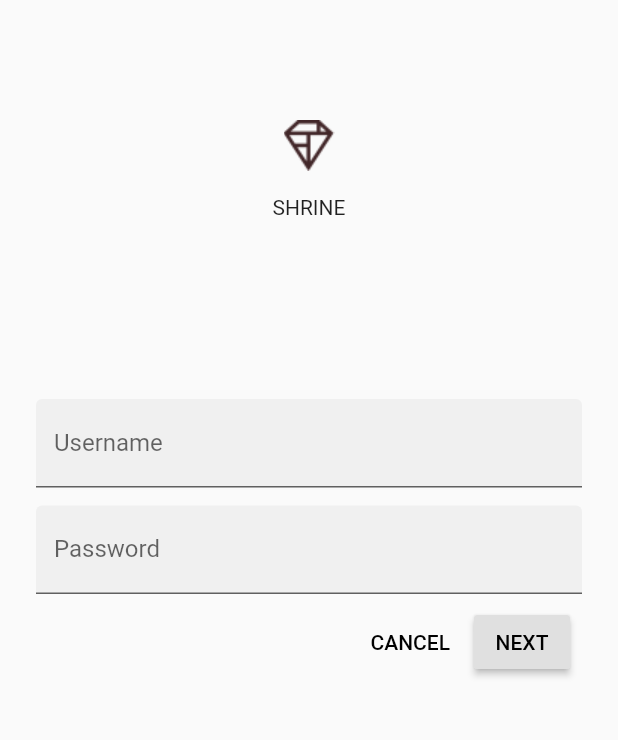
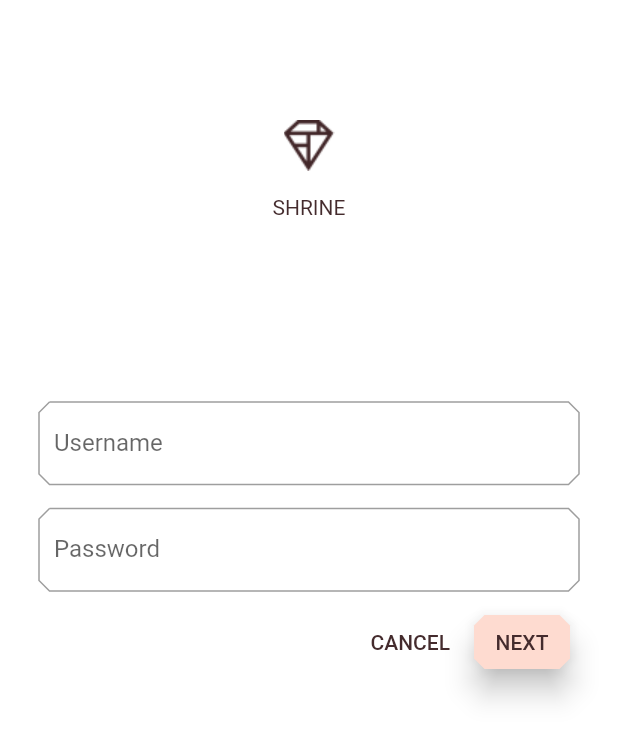
Before and after one commit to Miyagee/mdc_flutter, a Flutter app: the screen it shows after launch, after a tap on "CANCEL", on a phone screen of 412 x 824 dp. Shown: the top 740 px of the screen. Run offline on Flutter 3.47's test engine with Material 2 defaults, Android fonts, the light colour scheme and no system bars; Roboto replaces fonts that are missing (Rubik).

Commit message:
finish 103

```diff
--- a/lib/app.dart
+++ b/lib/app.dart
@@ -12,14 +12,17 @@
 // See the License for the specific language governing permissions and
 // limitations under the License.
 
+import 'package:Shrine/colors.dart';
 import 'package:flutter/material.dart';
 
 import 'home.dart';
 import 'login.dart';
+import 'supplemental/cut_corners_border.dart';
+import 'supplemental/cut_corners_border.dart';
+
 
 // TODO: Convert ShrineApp to stateful widget (104)
 class ShrineApp extends StatelessWidget {
-
   @override
   Widget build(BuildContext context) {
     return MaterialApp(
@@ -31,7 +34,7 @@ class ShrineApp extends StatelessWidget {
       // TODO: Change backLayer field value to CategoryMenuPage (104)
       initialRoute: '/login',
       onGenerateRoute: _getRoute,
-      // TODO: Add a theme (103)
+      theme: _kShrineTheme,
     );
   }
 
@@ -48,5 +51,39 @@ class ShrineApp extends StatelessWidget {
   }
 }
 
-// TODO: Build a Shrine Theme (103)
-// TODO: Build a Shrine Text Theme (103)
+final ThemeData _kShrineTheme = _buildShrineTheme();
+
+ThemeData _buildShrineTheme() {
+  final ThemeData base = ThemeData.light();
+  return base.copyWith(
+      accentColor: kShrineBrown900,
+      primaryColor: kShrinePink100,
+      buttonTheme: base.buttonTheme.copyWith(
+          buttonColor: kShrinePink100,
+          colorScheme: base.colorScheme.copyWith(secondary: kShrineBrown900)),
+      buttonBarTheme:
+          base.buttonBarTheme.copyWith(buttonTextTheme: ButtonTextTheme.accent),
+      scaffoldBackgroundColor: kShrineBackgroundWhite,
+      cardColor: kShrineBackgroundWhite,
+      textSelectionColor: kShrinePink100,
+      errorColor: kShrineErrorRed,
+      textTheme: _buildShrineTextTheme(base.textTheme),
+      primaryTextTheme: _buildShrineTextTheme(base.primaryTextTheme),
+      accentTextTheme: _buildShrineTextTheme(base.accentTextTheme),
+      primaryIconTheme: base.iconTheme.copyWith(color: kShrineBrown900),
+      inputDecorationTheme: InputDecorationTheme(border: CutCornersBorder()));
+}
+
+TextTheme _buildShrineTextTheme(TextTheme base) {
+  return base
+      .copyWith(
+          headline5: base.headline5.copyWith(fontWeight: FontWeight.w500),
+          headline6: base.headline6.copyWith(fontSize: 18.0),
+          caption: base.caption
+              .copyWith(fontWeight: FontWeight.w400, fontSize: 14.0))
+      .apply(
+        fontFamily: 'Rubik',
+        displayColor: kShrineBrown900,
+        bodyColor: kShrineBrown900,
+      );
+}
--- /dev/null
+++ b/lib/colors.dart
@@ -0,0 +1,13 @@
+import 'package:flutter/material.dart';
+
+const kShrinePink50 = const Color(0xFFFEEAE6);
+const kShrinePink100 = const Color(0xFFFEDBD0);
+const kShrinePink300 = const Color(0xFFFBB8AC);
+const kShrinePink400 = const Color(0xFFEAA4A4);
+
+const kShrineBrown900 = const Color(0xFF442B2D);
+
+const kShrineErrorRed = const Color(0xFFC5032B);
+
+const kShrineSurfaceWhite = const Color(0xFFFFFBFA);
+const kShrineBackgroundWhite = Colors.white;
--- a/lib/home.dart
+++ b/lib/home.dart
@@ -17,6 +17,8 @@ import 'package:intl/intl.dart';
 
 import 'model/product.dart';
 import 'model/products_repository.dart';
+import 'supplemental/asymmetric_view.dart';
+
 
 class HomePage extends StatelessWidget {
   // TODO: Add a variable for Category (104)
@@ -35,10 +37,9 @@ class HomePage extends StatelessWidget {
     return products.map((product) {
       return Card(
         clipBehavior: Clip.antiAlias,
-        // TODO: ADjust card heights (103)
+        elevation: 0.0,
         child: Column(
-          // TODO: Center (103)
-          crossAxisAlignment: CrossAxisAlignment.start,
+          crossAxisAlignment: CrossAxisAlignment.center,
           children: <Widget>[
             AspectRatio(
               aspectRatio: 18.0 / 11.0,
@@ -52,20 +53,20 @@ class HomePage extends StatelessWidget {
                 child: Padding(
                     padding: EdgeInsets.fromLTRB(16.0, 12.0, 16.0, 8.0),
                     child: Column(
-                      // TODO: Align labels to the bottom and center (103)
-                      crossAxisAlignment: CrossAxisAlignment.start,
-                      // TODO: Change innermost Column (103)
+                      mainAxisAlignment: MainAxisAlignment.end,
+                      crossAxisAlignment: CrossAxisAlignment.center,
                       children: <Widget>[
-                        // TODO: Handle overflowing labels (103)
                         Text(
-                          product.name,
-                          style: theme.textTheme.headline6,
+                          product == null ? '' : product.name,
+                          style: theme.textTheme.button,
+                          softWrap: false,
+                          overflow: TextOverflow.ellipsis,
                           maxLines: 1,
                         ),
-                        SizedBox(height: 8.0),
+                        SizedBox(height: 4.0),
                         Text(
-                          formatter.format(product.price),
-                          style: theme.textTheme.bodyText2,
+                          product == null ? '' : formatter.format(product.price),
+                          style: theme.textTheme.caption,
                         )
                       ],
                     ))),
@@ -81,6 +82,7 @@ class HomePage extends StatelessWidget {
     // TODO: Pass Category variable to AsymmetricView (104)
     return Scaffold(
       appBar: AppBar(
+        brightness: Brightness.light,
         leading: IconButton(
           icon: Icon(Icons.menu, semanticLabel: 'menu'),
           onPressed: () {
@@ -101,13 +103,7 @@ class HomePage extends StatelessWidget {
               }),
         ],
       ),
-      body: GridView.count(
-        crossAxisCount: 2,
-        padding: EdgeInsets.all(16.0),
-        childAspectRatio: 8.0 / 9.0,
-        children: _buildGridCards(context),
-      ),
-      resizeToAvoidBottomInset: false,
+      body: AsymmetricView(products: ProductsRepository.loadProducts(Category.all)),
     );
   }
 }
--- a/lib/login.dart
+++ b/lib/login.dart
@@ -13,6 +13,8 @@
 // limitations under the License.
 
 import 'package:flutter/material.dart';
+
+import 'colors.dart';
 
 class LoginPage extends StatefulWidget {
   @override
@@ -38,33 +40,35 @@ class _LoginPageState extends State<LoginPage> {
               ],
             ),
             SizedBox(height: 120.0),
-            TextField(
-              controller: _usernameController,
-              decoration: InputDecoration(filled: true, labelText: 'Username'),
-            ),
+            AccentColorOverride(
+                child: TextField(
+                  controller: _usernameController,
+                  decoration: InputDecoration(labelText: 'Username'),
+                ),
+                color: kShrineBrown900),
             SizedBox(height: 12.0),
-            TextField(
-              controller: _passwordController,
-              decoration: InputDecoration(filled: true, labelText: 'Password'),
-              obscureText: true,
-            ),
-            // TODO: Wrap Username with AccentColorOverride (103)
-            // TODO: Remove filled: true values (103)
-            // TODO: Wrap Password with AccentColorOverride (103)
+            AccentColorOverride(
+                child: TextField(
+                  controller: _passwordController,
+                  decoration: InputDecoration(labelText: 'Password'),
+                  obscureText: true,
+                ),
+                color: kShrineBrown900),
             ButtonBar(children: <Widget>[
               FlatButton(
                 child: Text('CANCEL'),
+                shape: BeveledRectangleBorder(borderRadius: BorderRadius.all(Radius.circular(7.0))),
                 onPressed: () {
                   _usernameController.clear();
                   _passwordController.clear();
                 },
               ),
-              // TODO: Add an elevation to NEXT (103)
-              // TODO: Add a beveled rectangular border to NEXT (103)
               RaisedButton(
                 onPressed: () {
                   Navigator.pop(context);
                 },
+                shape: BeveledRectangleBorder(borderRadius: BorderRadius.all(Radius.circular(7.0))),
+                elevation: 8.0,
                 child: Text('NEXT'),
               )
             ])
@@ -75,4 +79,18 @@ class _LoginPageState extends State<LoginPage> {
   }
 }
 
-// TODO: Add AccentColorOverride (103)
+class AccentColorOverride extends StatelessWidget {
+  const AccentColorOverride({Key key, this.color, this.child})
+      : super(key: key);
+
+  final Color color;
+  final Widget child;
+
+  @override
+  Widget build(BuildContext context) {
+    return Theme(
+        data: Theme.of(context)
+            .copyWith(accentColor: color, brightness: Brightness.dark),
+        child: child);
+  }
+}
```
Also changed, not shown: pubspec.yaml (+6 -1 lines).
